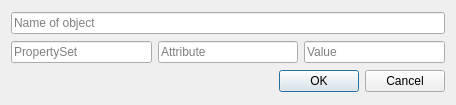
First picture: the form in desiteRuleCreator/QtDesigns/group_name_request.ui, repository c-mellueh/SOM-Toolkit, before the edit.
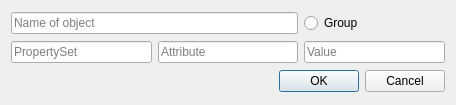
Second picture: the form after the edit.

Patch:
```diff
--- a/desiteRuleCreator/QtDesigns/group_name_request.ui
+++ b/desiteRuleCreator/QtDesigns/group_name_request.ui
@@ -51,13 +51,20 @@
      </property>
     </widget>
    </item>
-   <item row="0" column="0" colspan="3">
+   <item row="0" column="0" colspan="2">
     <widget class="QLineEdit" name="group_name">
      <property name="placeholderText">
       <string>Name of object</string>
      </property>
     </widget>
    </item>
+   <item row="0" column="2">
+    <widget class="QRadioButton" name="radioButton">
+     <property name="text">
+      <string>Group</string>
+     </property>
+    </widget>
+   </item>
   </layout>
  </widget>
  <resources/>
```
Left out of the diff: 2 changed lines with no effect on the pictures.
